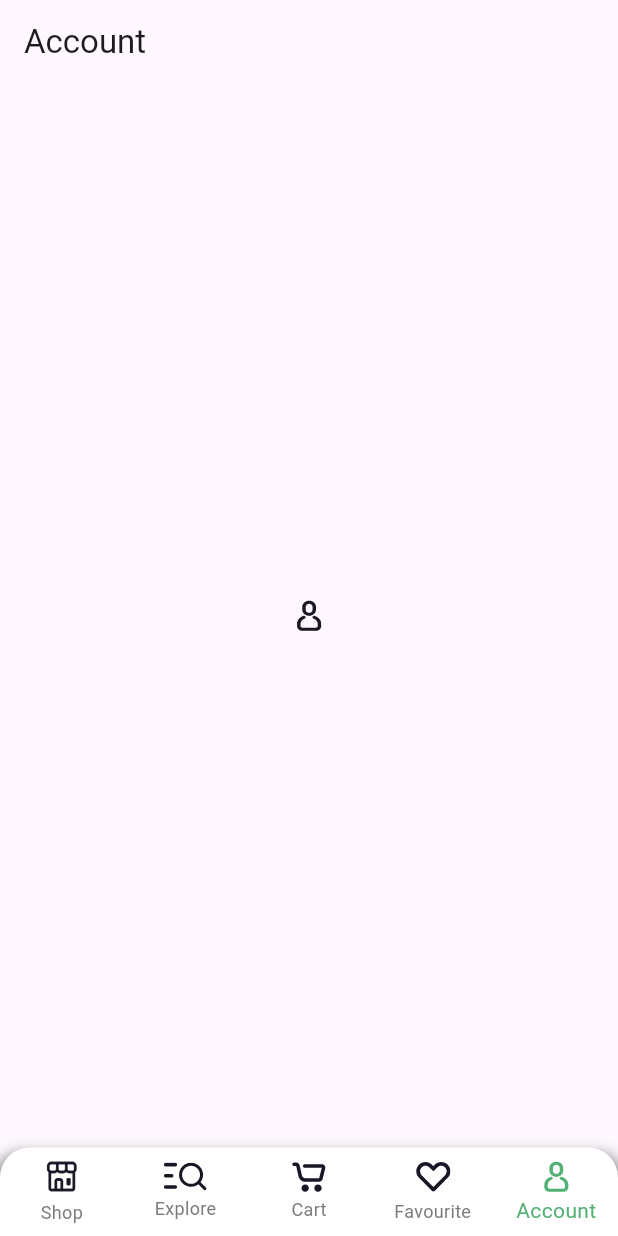
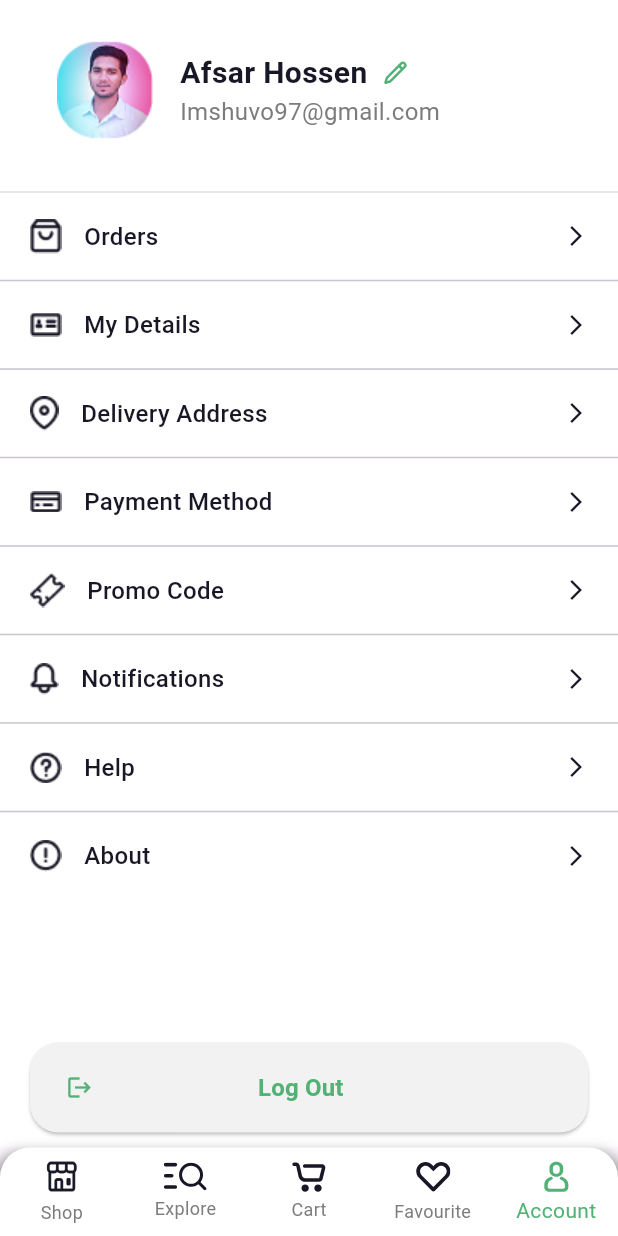
Before and after one commit to abka1rino/nectar_ui, a Flutter app: the MainScreen screen opened directly, item 5 of the bottom bar chosen, on a phone screen of 412 x 824 dp. Run offline on Flutter 3.47's test engine with Material 3 defaults, Android fonts, the phone set to English and light mode, and no system bars; our stand-ins replace flutter_svg.

Commit message:
account screen

```diff
--- a/lib/core/constants/app_assets.dart
+++ b/lib/core/constants/app_assets.dart
@@ -23,4 +23,22 @@ class AppAssets {
   static const String fruitsPng = 'assets/images/categories/fruits.png';
   static const String oilPng = 'assets/images/categories/oils.png';
   static const String meatPng = 'assets/images/categories/meat.png';
+  static const String profilePhotoPng = 'assets/images/profilePhoto.png';
+  static const String pinclePng = 'assets/images/pincle.svg';
+  static const String bellPng =
+      'assets/icons/account_screen_icons/Bell icon.png';
+  static const String DeliceryaddressPng =
+      'assets/icons/account_screen_icons/Delicery address.png';
+  static const String orderPng =
+      'assets/icons/account_screen_icons/Orders icon.png';
+  static const String paymentPng =
+      'assets/icons/account_screen_icons/Payment.png';
+  static const String helpPng =
+      'assets/icons/account_screen_icons/help icon.png';
+  static const String detailsPng =
+      'assets/icons/account_screen_icons/My Details icon.png';
+  static const String voucherPng =
+      'assets/icons/account_screen_icons/voucher.png';
+  static const String aboutPng =
+      'assets/icons/account_screen_icons/about icon.png';
 }
--- a/lib/features/account/account.dart
+++ b/lib/features/account/account.dart
@@ -1,13 +1,34 @@
 import 'package:flutter/material.dart';
-import 'package:flutter_svg/flutter_svg.dart';
-import 'package:nectar_ui/core/constants/app_assets.dart';
+import 'package:nectar_ui/features/account/models/account_section.dart';
+import 'package:nectar_ui/features/account/widgets/account_section.dart';
+import 'package:nectar_ui/features/account/widgets/logout_button.dart';
+import 'package:nectar_ui/features/account/widgets/profile_header.dart';
 
 class AccountScreen extends StatelessWidget {
   @override
   Widget build(BuildContext context) {
     return Scaffold(
-      appBar: AppBar(title: Text('Account')),
-      body: Center(child: SvgPicture.asset(AppAssets.profileSvg)),
+      backgroundColor: Colors.white,
+      body: SafeArea(
+        child: Column(
+          children: [
+            ProfileHeader(name: 'Afsar Hossen', email: 'Imshuvo97@gmail.com'),
+            Divider(thickness: 1, color: Color(0xFFE0E0E0)),
+            Expanded(
+              child: ListView.separated(
+                itemCount: accountSections.length,
+                separatorBuilder: (context, index) => Divider(),
+                itemBuilder: (context, index) {
+                  return AccountSection(
+                    accountSectionModel: accountSections[index],
+                  );
+                },
+              ),
+            ),
+            LogoutButton(),
+          ],
+        ),
+      ),
     );
   }
 }
--- /dev/null
+++ b/lib/features/account/models/account_section.dart
@@ -0,0 +1,21 @@
+import 'package:nectar_ui/core/constants/app_assets.dart';
+
+class AccountSectionModel {
+  final String title;
+  final String image;
+  AccountSectionModel({required this.title, required this.image});
+}
+
+List<AccountSectionModel> accountSections = [
+  AccountSectionModel(title: 'Orders', image: AppAssets.orderPng),
+  AccountSectionModel(title: 'My Details', image: AppAssets.detailsPng),
+  AccountSectionModel(
+    title: 'Delivery Address',
+    image: AppAssets.DeliceryaddressPng,
+  ),
+  AccountSectionModel(title: 'Payment Method', image: AppAssets.paymentPng),
+  AccountSectionModel(title: 'Promo Code', image: AppAssets.voucherPng),
+  AccountSectionModel(title: 'Notifications', image: AppAssets.bellPng),
+  AccountSectionModel(title: 'Help', image: AppAssets.helpPng),
+  AccountSectionModel(title: 'About', image: AppAssets.aboutPng),
+];
--- /dev/null
+++ b/lib/features/account/widgets/account_section.dart
@@ -0,0 +1,31 @@
+import 'package:flutter/material.dart';
+import 'package:nectar_ui/features/account/models/account_section.dart';
+
+class AccountSection extends StatelessWidget {
+  const AccountSection({super.key, required this.accountSectionModel});
+  final AccountSectionModel accountSectionModel;
+  @override
+  Widget build(BuildContext context) {
+    return Padding(
+      padding: const EdgeInsets.all(10.0),
+      child: Row(
+        children: [
+          SizedBox(width: 10),
+          Image.asset(accountSectionModel.image, color: Color(0xFF181725)),
+          SizedBox(width: 15),
+          Text(
+            accountSectionModel.title,
+            style: TextStyle(
+              fontSize: 16,
+              fontWeight: FontWeight.w500,
+              color: Color(0xFF181725),
+            ),
+          ),
+          Expanded(child: SizedBox()),
+          Icon(Icons.arrow_forward_ios, size: 16, color: Color(0xFF181725)),
+          SizedBox(width: 10),
+        ],
+      ),
+    );
+  }
+}
--- /dev/null
+++ b/lib/features/account/widgets/logout_button.dart
@@ -0,0 +1,41 @@
+import 'package:flutter/material.dart';
+import 'package:nectar_ui/core/utils/app_colors.dart';
+
+class LogoutButton extends StatelessWidget {
+  const LogoutButton({super.key});
+
+  @override
+  Widget build(BuildContext context) {
+    return Padding(
+      padding: const EdgeInsets.symmetric(horizontal: 20, vertical: 10),
+      child: SizedBox(
+        width: double.infinity,
+        height: 60,
+        child: ElevatedButton(
+          style: ElevatedButton.styleFrom(
+            backgroundColor: Color(0xFFF2F2F2),
+            shape: RoundedRectangleBorder(
+              borderRadius: BorderRadius.circular(19),
+            ),
+          ),
+          onPressed: () {},
+          child: Row(
+            mainAxisAlignment: MainAxisAlignment.start,
+            children: [
+              Icon(Icons.logout, color: AppColors.primaryColor),
+              SizedBox(width: 110),
+              Text(
+                'Log Out',
+                style: TextStyle(
+                  fontWeight: FontWeight.w600,
+                  fontSize: 16,
+                  color: AppColors.primaryColor,
+                ),
+              ),
+            ],
+          ),
+        ),
+      ),
+    );
+  }
+}
--- /dev/null
+++ b/lib/features/account/widgets/profile_header.dart
@@ -0,0 +1,58 @@
+import 'package:flutter/material.dart';
+import 'package:flutter_svg/flutter_svg.dart';
+import 'package:nectar_ui/core/constants/app_assets.dart';
+import 'package:nectar_ui/core/utils/app_colors.dart';
+
+class ProfileHeader extends StatelessWidget {
+  const ProfileHeader({super.key, required this.name, required this.email});
+  final String name;
+  final String email;
+  @override
+  Widget build(BuildContext context) {
+    return Padding(
+      padding: const EdgeInsets.symmetric(horizontal: 20.0, vertical: 10.0),
+      child: SizedBox(
+        width: double.infinity,
+        height: 100,
+        child: Row(
+          children: [
+            Image.asset(AppAssets.profilePhotoPng, width: 100, height: 100),
+            Column(
+              crossAxisAlignment: CrossAxisAlignment.start,
+              mainAxisAlignment: MainAxisAlignment.center,
+              children: [
+                Row(
+                  children: [
+                    Text(
+                      '$name  ',
+                      style: TextStyle(
+                        fontSize: 20,
+                        fontWeight: FontWeight.w600,
+                        color: Color(0xFF181725),
+                      ),
+                    ),
+                    SvgPicture.asset(
+                      AppAssets.pinclePng,
+                      colorFilter: ColorFilter.mode(
+                        AppColors.primaryColor,
+                        BlendMode.srcIn,
+                      ),
+                    ),
+                  ],
+                ),
+                Text(
+                  email,
+                  style: TextStyle(
+                    fontSize: 16,
+                    fontWeight: FontWeight.w400,
+                    color: Color(0xFF7C7C7C),
+                  ),
+                ),
+              ],
+            ),
+          ],
+        ),
+      ),
+    );
+  }
+}
--- a/lib/features/cart/cart.dart
+++ b/lib/features/cart/cart.dart
@@ -4,12 +4,8 @@ import 'package:nectar_ui/features/cart/widgets/myCart_product_card.dart';
 import 'package:nectar_ui/features/home/models/product_model.dart';
 
 class CartScreen extends StatelessWidget {
-  double totalPrice = 0.0;
   @override
   Widget build(BuildContext context) {
-    for (var product in exclusiveProducts) {
-      totalPrice += double.parse(product.price.replaceAll('\$', ''));
-    }
     return Scaffold(
       backgroundColor: Colors.white,
       appBar: AppBar(
@@ -53,7 +49,8 @@ class CartScreen extends StatelessWidget {
           Padding(
             padding: const EdgeInsets.symmetric(horizontal: 20.0),
             child: MainButton(
-              text: 'GO to Checkout              $totalPrice',
+              text:
+                  'GO to Checkout            \$${Product.gettotal(exclusiveProducts)}',
               onPressed: () {},
             ),
           ),
--- a/lib/features/home/models/product_model.dart
+++ b/lib/features/home/models/product_model.dart
@@ -12,6 +12,13 @@ class Product {
     required this.subtitle,
     required this.price,
   });
+  static double gettotal(List<Product> products) {
+    double totalPrice = 0.0;
+    for (var product in products) {
+      totalPrice += double.parse(product.price.replaceAll('\$', ''));
+    }
+    return totalPrice;
+  }
 }
 
 List<Product> exclusiveProducts = [
--- a/pubspec.yaml
+++ b/pubspec.yaml
@@ -24,3 +24,4 @@ flutter:
     - assets/icons/
     - assets/images/products/
     - assets/images/categories/
+    - assets/icons/account_screen_icons/
```
Also changed, not shown: assets/icons/account_screen_icons/Bell icon.png (added), assets/icons/account_screen_icons/Delicery address.png (added), assets/icons/account_screen_icons/My Details icon.png (added), assets/icons/account_screen_icons/Orders icon.png (added), assets/icons/account_screen_icons/Payment.png (added), assets/icons/account_screen_icons/about icon.png (added), assets/icons/account_screen_icons/help icon.png (added), assets/icons/account_screen_icons/voucher.png (added), assets/images/pincle.svg (added), assets/images/profilePhoto.png (added).
